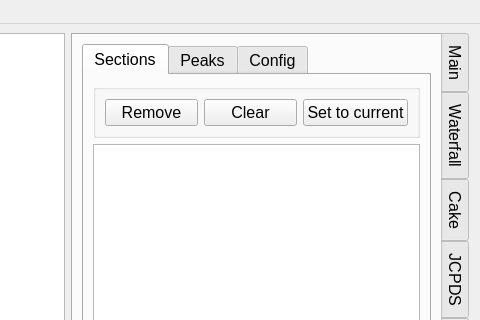
Above: ui/pkpo-v.ui from SHDShim/PeakPo before the change; both pictures show x 557 to 1037 and y 0 to 320 of the 1037 by 708 pixel window. Below: the same form after it.
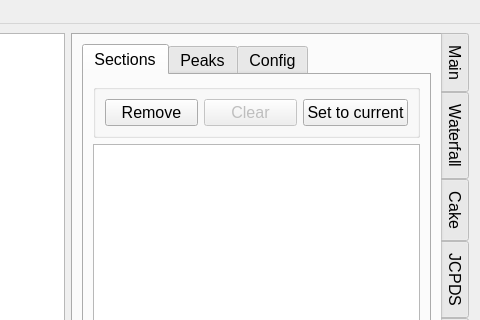
That is the form after the change. The open tabs and pages were chosen to show the change. Custom widgets are drawn as their Qt base class.

Patch:
```diff
--- a/ui/pkpo-v.ui
+++ b/ui/pkpo-v.ui
@@ -3088,6 +3088,9 @@
                </item>
                <item>
                 <widget class="QPushButton" name="pushButton_PkFtSectionClear">
+                 <property name="enabled">
+                  <bool>false</bool>
+                 </property>
                  <property name="text">
                   <string>Clear</string>
                  </property>
```
Left out of the diff: 4 changed lines with no effect on the pictures.
